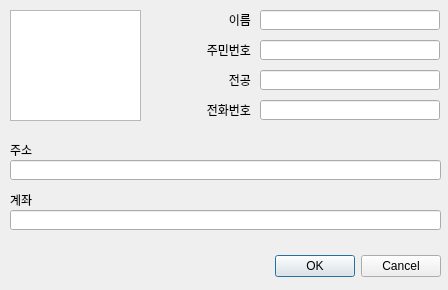
Qt form src/dialognewworker.ui (Hyuntae-Lee/HuResMgr) before a commit.
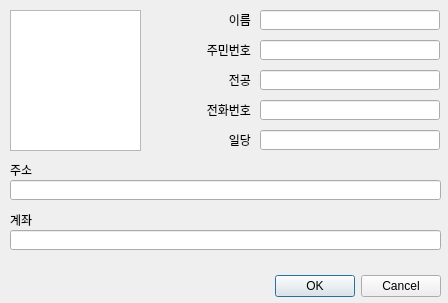
The same form after that commit.

```diff
--- a/src/dialognewworker.ui
+++ b/src/dialognewworker.ui
@@ -7,7 +7,7 @@
     <x>0</x>
     <y>0</y>
     <width>448</width>
-    <height>290</height>
+    <height>303</height>
    </rect>
   </property>
   <property name="windowTitle">
@@ -17,7 +17,7 @@
    <property name="geometry">
     <rect>
      <x>100</x>
-     <y>250</y>
+     <y>270</y>
      <width>341</width>
      <height>32</height>
     </rect>
@@ -113,7 +113,7 @@
      <x>10</x>
      <y>10</y>
      <width>131</width>
-     <height>111</height>
+     <height>141</height>
     </rect>
    </property>
   </widget>
@@ -147,7 +147,7 @@
    <property name="geometry">
     <rect>
      <x>10</x>
-     <y>140</y>
+     <y>160</y>
      <width>81</width>
      <height>20</height>
     </rect>
@@ -163,7 +163,7 @@
    <property name="geometry">
     <rect>
      <x>10</x>
-     <y>160</y>
+     <y>180</y>
      <width>431</width>
      <height>20</height>
     </rect>
@@ -173,7 +173,7 @@
    <property name="geometry">
     <rect>
      <x>10</x>
-     <y>210</y>
+     <y>230</y>
      <width>431</width>
      <height>20</height>
     </rect>
@@ -183,7 +183,7 @@
    <property name="geometry">
     <rect>
      <x>10</x>
-     <y>190</y>
+     <y>210</y>
      <width>91</width>
      <height>20</height>
     </rect>
@@ -195,6 +195,32 @@
     <set>Qt::AlignLeading|Qt::AlignLeft|Qt::AlignVCenter</set>
    </property>
   </widget>
+  <widget class="QLineEdit" name="lineEdit_pay">
+   <property name="geometry">
+    <rect>
+     <x>260</x>
+     <y>130</y>
+     <width>180</width>
+     <height>20</height>
+    </rect>
+   </property>
+  </widget>
+  <widget class="QLabel" name="label_8">
+   <property name="geometry">
+    <rect>
+     <x>170</x>
+     <y>130</y>
+     <width>81</width>
+     <height>20</height>
+    </rect>
+   </property>
+   <property name="text">
+    <string>일당</string>
+   </property>
+   <property name="alignment">
+    <set>Qt::AlignRight|Qt::AlignTrailing|Qt::AlignVCenter</set>
+   </property>
+  </widget>
  </widget>
  <tabstops>
   <tabstop>lineEdit_name</tabstop>
```
Left out of the diff: 1 changed line with no effect on the pictures.
